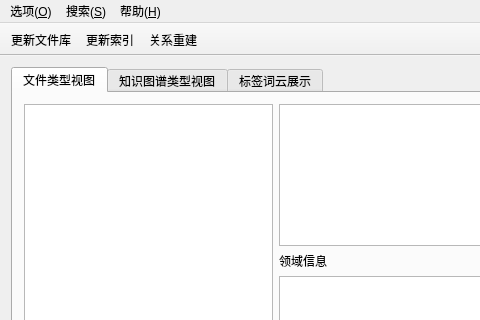
lvyilin/SmartFilesManager, file mainwindow.ui: the form before one commit; both pictures show x 0 to 480 and y 0 to 320 of the 808 by 637 pixel window.
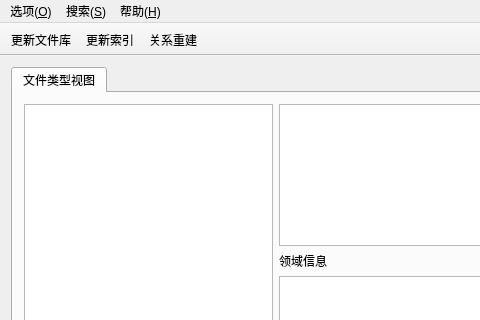
The form after the commit. The open tabs and pages were chosen to show the change. Icons and pictures are not drawn.

Commit message: change widget and color choose

```diff
--- a/mainwindow.ui
+++ b/mainwindow.ui
@@ -182,16 +182,6 @@
         </item>
        </layout>
       </widget>
-      <widget class="QWidget" name="graph_view_2">
-       <attribute name="title">
-        <string>知识图谱类型视图</string>
-       </attribute>
-      </widget>
-      <widget class="QWidget" name="tab_4">
-       <attribute name="title">
-        <string>标签词云展示</string>
-       </attribute>
-      </widget>
      </widget>
     </item>
    </layout>
```
Left out of the diff: 2 changed lines with no effect on the pictures. The commit also changes 1 other file.
